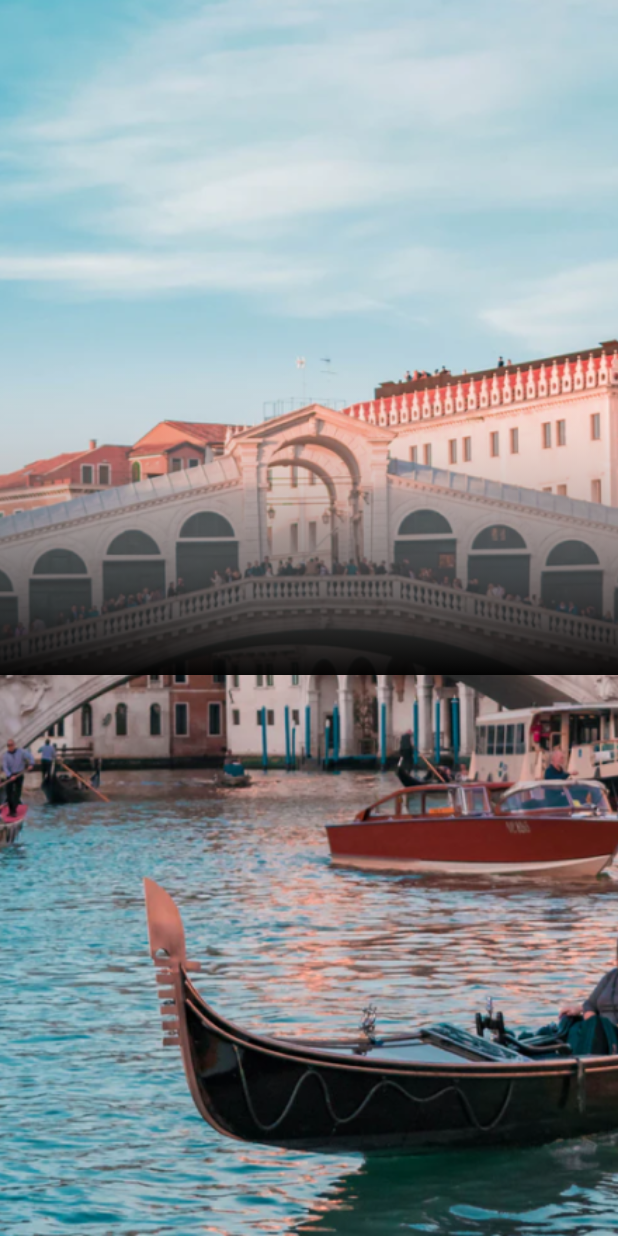
After one commit to mrum13/airplane-flutter, a Flutter app: the MainPage screen opened by its route, after a tap on "Danau Beratan", on a phone screen of 412 x 824 dp. The commit adds this screen. Run offline on Flutter 3.47's test engine with Material 2 defaults, Android fonts, the phone set to English and light mode, and no system bars; our stand-ins replace google_fonts.

Commit message:
detail page, background image

```diff
--- /dev/null
+++ b/lib/ui/pages/detail_page.dart
@@ -0,0 +1,51 @@
+import 'package:flutter/material.dart';
+import 'package:flutter_airplane/shared/theme.dart';
+
+class DetailPage extends StatelessWidget {
+  const DetailPage({ Key? key }) : super(key: key);
+
+  @override
+  Widget build(BuildContext context) {
+
+    Widget backgroundImage() {
+      return Container(
+        width: 450,
+        decoration: BoxDecoration(
+          image: DecorationImage(
+            fit: BoxFit.cover,
+            image: AssetImage(
+              'assets/image_destination1.png'
+            ))
+        ),
+      );
+    }
+
+    Widget customShadow() {
+      return Container(
+        width: double.infinity,
+        height: 214,
+        margin: EdgeInsets.only(top: 236),
+        decoration: BoxDecoration(
+          gradient: LinearGradient(
+            begin: Alignment.topCenter,
+            end: Alignment.bottomCenter,
+            colors: [
+              kWhiteColor.withOpacity(0),
+              Colors.black.withOpacity(0.95)
+            ]
+          )
+        )
+      );
+    }
+
+    return Scaffold(
+      backgroundColor: kBackgroundColor,
+      body: Stack(
+        children: [
+          backgroundImage(),
+          customShadow()
+        ],
+      ),
+    );
+  }
+}
--- a/lib/ui/widgets/destination_tile.dart
+++ b/lib/ui/widgets/destination_tile.dart
@@ -1,5 +1,6 @@
 import 'package:flutter/material.dart';
 import 'package:flutter_airplane/shared/theme.dart';
+import 'package:flutter_airplane/ui/pages/detail_page.dart';
 
 class DestinationTile extends StatelessWidget {
 
@@ -17,7 +18,16 @@ class DestinationTile extends StatelessWidget {
 
   @override
   Widget build(BuildContext context) {
-    return Container(
+    return GestureDetector(
+      onTap: () {
+        Navigator.push(
+          context,
+          MaterialPageRoute(
+            builder: (context) => DetailPage(),
+          ),
+        );
+      },
+      child: Container(
           margin: EdgeInsets.only(top: 16),
           padding: EdgeInsets.all(10),
           decoration: BoxDecoration(
@@ -76,6 +86,7 @@ class DestinationTile extends StatelessWidget {
                 ],
               ),
             ],
-        ));
+          )),
+    );
   }
 }
```
Lines whose indentation alone changed are shown as unchanged.
